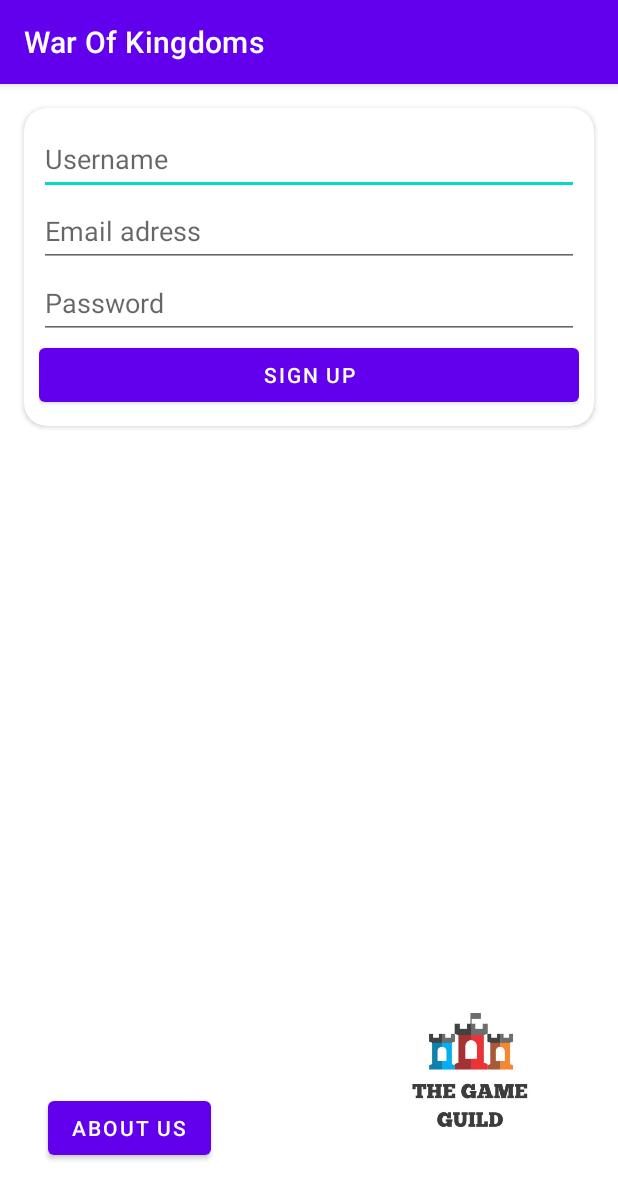
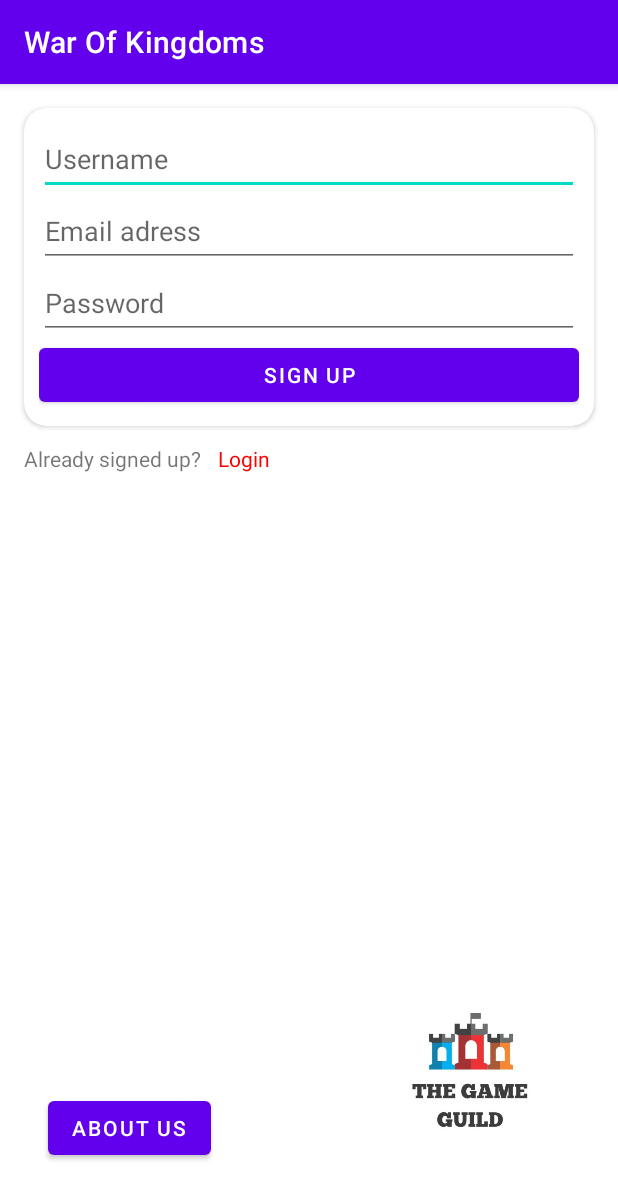
Before and after one commit to TheGameGuild/WarOfKingdoms, an Android app: the screen it shows after launch (RegisterActivity), on a phone screen of 412 x 824 dp. Shown: the top 1199 px of the screen. Run offline under Robolectric (Android 15) with nearby library versions, the phone set to English and light mode, and no system bars; our stand-ins replace Firebase (no records; nobody signed in at launch, a user with empty details on screens opened directly).

Commit message:
Added "already have an account" and 2don't have ana account" functions

```diff
--- a/WarOfKingdoms/app/src/main/java/com/example/warofkingdoms/RegisterActivity.java
+++ b/WarOfKingdoms/app/src/main/java/com/example/warofkingdoms/RegisterActivity.java
@@ -8,6 +8,7 @@ import android.os.Bundle;
 import android.view.View;
 import android.widget.Button;
 import android.widget.EditText;
+import android.widget.TextView;
 import android.widget.Toast;
 
 import com.google.android.gms.tasks.OnCompleteListener;
@@ -23,8 +24,8 @@ import java.util.Map;
 
 public class RegisterActivity extends AppCompatActivity {
 
+    TextView txtLogin;
     Button btn_registre;
-
     Button abtus_btn;
     EditText name, email, password;
     FirebaseFirestore mFirestore;
@@ -43,6 +44,7 @@ public class RegisterActivity extends AppCompatActivity {
         password = findViewById(R.id.regpassword);
         btn_registre = findViewById(R.id.btn_register);
         abtus_btn = findViewById(R.id.abtus_btn);
+        txtLogin = findViewById(R.id.txtLogin);
 
 
         abtus_btn.setOnClickListener(new View.OnClickListener() {
@@ -50,6 +52,15 @@ public class RegisterActivity extends AppCompatActivity {
             public void onClick(View v) {
                 openAboutus();
 
+            }
+        });
+
+        txtLogin.setOnClickListener(new View.OnClickListener() {
+            @Override
+            public void onClick(View view) {
+                Intent intent = new Intent(RegisterActivity.this, LoginActivity.class);
+                startActivity(intent);
+                finish();
             }
         });
 
--- a/WarOfKingdoms/app/src/main/res/layout/activity_register2.xml
+++ b/WarOfKingdoms/app/src/main/res/layout/activity_register2.xml
@@ -5,6 +5,23 @@
     android:layout_width="match_parent"
     android:layout_height="match_parent"
     tools:context=".RegisterActivity">
+
+    <LinearLayout
+        android:layout_width="match_parent"
+        android:layout_height="match_parent"
+        android:orientation="vertical"
+        app:layout_constraintTop_toTopOf="parent">
+
+        <TextView
+            android:id="@+id/textView6"
+            android:layout_width="wrap_content"
+            android:layout_height="wrap_content"
+            android:layout_marginStart="16dp"
+            android:layout_marginTop="240dp"
+            android:text="Already signed up?"
+            app:layout_constraintStart_toStartOf="parent"
+            app:layout_constraintTop_toTopOf="parent" />
+    </LinearLayout>
 
     <androidx.cardview.widget.CardView
         android:id="@+id/cardView"
@@ -61,6 +78,8 @@
                 android:layout_height="wrap_content"
                 android:text="Sign Up" />
         </LinearLayout>
+
+
     </androidx.cardview.widget.CardView>
 
     <ImageView
@@ -85,4 +104,16 @@
         app:layout_constraintBottom_toBottomOf="parent"
         app:layout_constraintStart_toStartOf="parent"
         tools:ignore="MissingConstraints" />
+
+    <TextView
+        android:id="@+id/txtLogin"
+        android:layout_width="wrap_content"
+        android:layout_height="wrap_content"
+        android:layout_marginStart="145dp"
+        android:layout_marginTop="240dp"
+        android:text="Login"
+        android:textColor="#FD0000"
+        app:layout_constraintStart_toStartOf="parent"
+        app:layout_constraintTop_toTopOf="parent" />
+
 </androidx.constraintlayout.widget.ConstraintLayout>
```
Also changed, not shown: WarOfKingdoms/app/src/main/java/com/example/warofkingdoms/LoginActivity.java (+14 -0 lines), WarOfKingdoms/app/src/main/res/layout/activity_login.xml (+25 -2 lines).
